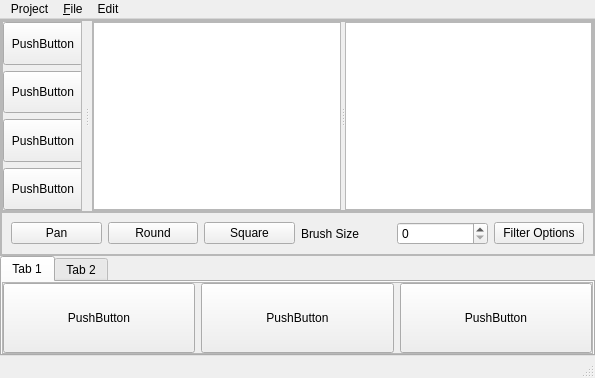
Qt form Qt/InstaDam/instadam.ui (Vedhus/InstaDam) before a commit.
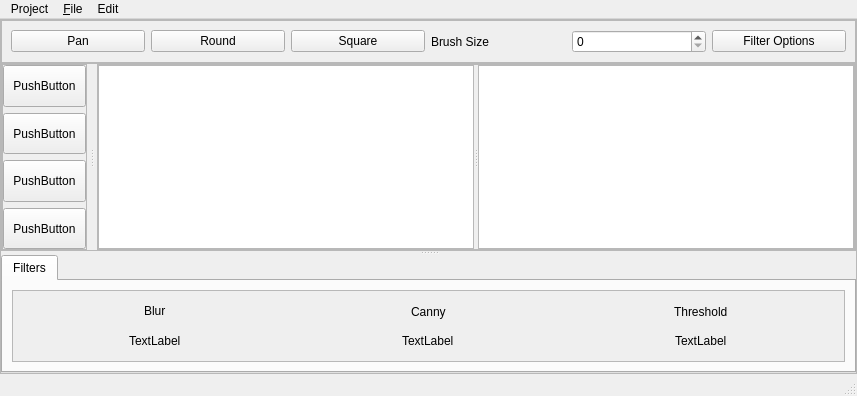
The same form after that commit. Custom widgets are drawn as their Qt base class.

Commit message: Mask viewer and filter controls

What changed in the file:
```diff
--- a/Qt/InstaDam/instadam.ui
+++ b/Qt/InstaDam/instadam.ui
@@ -6,8 +6,8 @@
    <rect>
     <x>0</x>
     <y>0</y>
-    <width>595</width>
-    <height>378</height>
+    <width>857</width>
+    <height>396</height>
    </rect>
   </property>
   <property name="mouseTracking">
@@ -76,6 +76,93 @@
         <number>0</number>
        </property>
        <item>
+        <widget class="QFrame" name="frame_4">
+         <property name="sizePolicy">
+          <sizepolicy hsizetype="Expanding" vsizetype="Expanding">
+           <horstretch>0</horstretch>
+           <verstretch>0</verstretch>
+          </sizepolicy>
+         </property>
+         <property name="maximumSize">
+          <size>
+           <width>16777215</width>
+           <height>70</height>
+          </size>
+         </property>
+         <property name="frameShape">
+          <enum>QFrame::StyledPanel</enum>
+         </property>
+         <property name="frameShadow">
+          <enum>QFrame::Raised</enum>
+         </property>
+         <layout class="QHBoxLayout" name="horizontalLayout_4">
+          <item>
+           <widget class="QPushButton" name="panButton">
+            <property name="text">
+             <string>Pan</string>
+            </property>
+           </widget>
+          </item>
+          <item>
+           <widget class="QPushButton" name="roundBrush">
+            <property name="text">
+             <string>Round</string>
+            </property>
+           </widget>
+          </item>
+          <item>
+           <widget class="QPushButton" name="squareBrush">
+            <property name="text">
+             <string>Square</string>
+            </property>
+           </widget>
+          </item>
+          <item>
+           <widget class="QLabel" name="label">
+            <property name="text">
+             <string>Brush Size</string>
+            </property>
+           </widget>
+          </item>
+          <item>
+           <widget class="QSpinBox" name="spinBox"/>
+          </item>
+          <item>
+           <widget class="QPushButton" name="pushButton_14">
+            <property name="sizePolicy">
+             <sizepolicy hsizetype="Minimum" vsizetype="Maximum">
+              <horstretch>0</horstretch>
+              <verstretch>0</verstretch>
+             </sizepolicy>
+            </property>
+            <property name="accessibleName">
+             <string notr="true"/>
+            </property>
+            <property name="autoFillBackground">
+             <bool>false</bool>
+            </property>
+            <property name="text">
+             <string notr="true">Filter Options</string>
+            </property>
+            <property name="iconSize">
+             <size>
+              <width>200</width>
+              <height>200</height>
+             </size>
+            </property>
+           </widget>
+          </item>
+         </layout>
+        </widget>
+       </item>
+       <item>
+        <widget class="QSplitter" name="splitter_4">
+         <property name="orientation">
+          <enum>Qt::Vertical</enum>
+         </property>
+         <widget class="QWidget" name="horizontalLayoutWidget_3">
+          <layout class="QHBoxLayout" name="horizontalLayout_5">
+           <item>
         <widget class="QSplitter" name="splitter">
          <property name="orientation">
           <enum>Qt::Vertical</enum>
@@ -138,8 +225,8 @@
                 <rect>
                  <x>0</x>
                  <y>0</y>
-                 <width>93</width>
-                 <height>152</height>
+                     <width>108</width>
+                     <height>181</height>
                 </rect>
                </property>
                <layout class="QVBoxLayout" name="verticalLayout_3">
@@ -235,128 +322,66 @@
                </property>
                <item>
                 <widget class="QSplitter" name="splitter_3">
+                     <property name="minimumSize">
+                      <size>
+                       <width>729</width>
+                       <height>0</height>
+                      </size>
+                     </property>
                  <property name="orientation">
                   <enum>Qt::Horizontal</enum>
                  </property>
-                 <widget class="PhotoViewer" name="IdmPhotoViewer"/>
-                 <widget class="MaskViewer" name="IdmMaskViewer"/>
-                </widget>
-               </item>
-              </layout>
-             </widget>
-            </widget>
-           </item>
-          </layout>
-         </widget>
-        </widget>
-       </item>
-       <item>
-        <widget class="QFrame" name="frame_4">
-         <property name="sizePolicy">
-          <sizepolicy hsizetype="Expanding" vsizetype="Expanding">
-           <horstretch>0</horstretch>
-           <verstretch>0</verstretch>
-          </sizepolicy>
-         </property>
-         <property name="maximumSize">
+                     <widget class="PhotoViewer" name="IdmPhotoViewer">
+                      <property name="minimumSize">
           <size>
-           <width>16777215</width>
-           <height>70</height>
-          </size>
-         </property>
-         <property name="frameShape">
-          <enum>QFrame::StyledPanel</enum>
-         </property>
-         <property name="frameShadow">
-          <enum>QFrame::Raised</enum>
-         </property>
-         <layout class="QHBoxLayout" name="horizontalLayout_4">
-          <item>
-           <widget class="QPushButton" name="panButton">
-            <property name="text">
-             <string>Pan</string>
-            </property>
-           </widget>
-          </item>
-          <item>
-           <widget class="QPushButton" name="roundBrush">
-            <property name="text">
-             <string>Round</string>
-            </property>
-           </widget>
-          </item>
-          <item>
-           <widget class="QPushButton" name="squareBrush">
-            <property name="text">
-             <string>Square</string>
-            </property>
-           </widget>
-          </item>
-          <item>
-           <widget class="QLabel" name="label">
-            <property name="text">
-             <string>Brush Size</string>
-            </property>
-           </widget>
-          </item>
-          <item>
-           <widget class="QSpinBox" name="spinBox"/>
-          </item>
-          <item>
-           <widget class="QPushButton" name="pushButton_14">
-            <property name="text">
-             <string>Filter Options</string>
-            </property>
+                        <width>20</width>
+                        <height>10</height>
+                       </size>
+                      </property>
+                     </widget>
+                     <widget class="MaskViewer" name="IdmMaskViewer">
+                      <property name="minimumSize">
+                       <size>
+                        <width>20</width>
+                        <height>10</height>
+                       </size>
+                      </property>
+                     </widget>
+                    </widget>
+                   </item>
+                  </layout>
+                 </widget>
            </widget>
           </item>
          </layout>
         </widget>
+            </widget>
        </item>
       </layout>
      </widget>
-    </item>
+         <widget class="QWidget" name="horizontalLayoutWidget">
+          <layout class="QHBoxLayout" name="horizontalLayout">
+           <property name="sizeConstraint">
+            <enum>QLayout::SetMaximumSize</enum>
+           </property>
     <item>
      <widget class="QTabWidget" name="tabWidget">
       <property name="maximumSize">
        <size>
         <width>16777215</width>
-        <height>240</height>
+               <height>300</height>
        </size>
       </property>
       <property name="currentIndex">
        <number>0</number>
       </property>
-      <property name="documentMode">
-       <bool>false</bool>
-      </property>
       <widget class="QWidget" name="tab">
        <attribute name="title">
-        <string>Tab 1</string>
-       </attribute>
-       <layout class="QVBoxLayout" name="verticalLayout_5">
-        <property name="spacing">
-         <number>0</number>
-        </property>
-        <property name="leftMargin">
-         <number>0</number>
-        </property>
-        <property name="topMargin">
-         <number>0</number>
-        </property>
-        <property name="rightMargin">
-         <number>0</number>
-        </property>
-        <property name="bottomMargin">
-         <number>0</number>
-        </property>
+               <string>Filters</string>
+              </attribute>
+              <layout class="QHBoxLayout" name="horizontalLayout_3">
         <item>
          <widget class="QScrollArea" name="scrollArea">
-          <property name="maximumSize">
-           <size>
-            <width>16777215</width>
-            <height>200</height>
-           </size>
-          </property>
           <property name="verticalScrollBarPolicy">
            <enum>Qt::ScrollBarAlwaysOff</enum>
           </property>
@@ -368,193 +393,78 @@
             <rect>
              <x>0</x>
              <y>0</y>
-             <width>587</width>
-             <height>86</height>
-            </rect>
-           </property>
-           <property name="sizePolicy">
-            <sizepolicy hsizetype="Expanding" vsizetype="Expanding">
-             <horstretch>0</horstretch>
-             <verstretch>0</verstretch>
-            </sizepolicy>
-           </property>
-           <property name="maximumSize">
-            <size>
-             <width>16777215</width>
-             <height>200</height>
-            </size>
-           </property>
-           <layout class="QHBoxLayout" name="horizontalLayout">
-            <property name="leftMargin">
-             <number>0</number>
-            </property>
-            <property name="topMargin">
-             <number>0</number>
-            </property>
-            <property name="rightMargin">
-             <number>0</number>
-            </property>
-            <property name="bottomMargin">
-             <number>0</number>
-            </property>
+                    <width>827</width>
+                    <height>70</height>
+                   </rect>
+                  </property>
+                  <layout class="QVBoxLayout" name="verticalLayout_7">
             <item>
-             <widget class="QPushButton" name="pushButton">
-              <property name="sizePolicy">
-               <sizepolicy hsizetype="Expanding" vsizetype="Expanding">
-                <horstretch>0</horstretch>
-                <verstretch>0</verstretch>
-               </sizepolicy>
-              </property>
-              <property name="text">
-               <string>PushButton</string>
-              </property>
-             </widget>
-            </item>
-            <item>
-             <widget class="QPushButton" name="pushButton_2">
-              <property name="sizePolicy">
-               <sizepolicy hsizetype="Expanding" vsizetype="Expanding">
-                <horstretch>0</horstretch>
-                <verstretch>0</verstretch>
-               </sizepolicy>
-              </property>
-              <property name="text">
-               <string>PushButton</string>
-              </property>
-             </widget>
-            </item>
-            <item>
-             <widget class="QPushButton" name="pushButton_3">
-              <property name="sizePolicy">
-               <sizepolicy hsizetype="Expanding" vsizetype="Expanding">
-                <horstretch>0</horstretch>
-                <verstretch>0</verstretch>
-               </sizepolicy>
-              </property>
-              <property name="text">
-               <string>PushButton</string>
-              </property>
-             </widget>
-            </item>
-           </layout>
-          </widget>
-         </widget>
-        </item>
-       </layout>
-      </widget>
-      <widget class="QWidget" name="tab_2">
-       <attribute name="title">
-        <string>Tab 2</string>
-       </attribute>
        <layout class="QVBoxLayout" name="verticalLayout_6">
-        <property name="spacing">
-         <number>0</number>
-        </property>
-        <property name="leftMargin">
-         <number>0</number>
-        </property>
-        <property name="topMargin">
-         <number>0</number>
-        </property>
-        <property name="rightMargin">
-         <number>0</number>
-        </property>
-        <property name="bottomMargin">
-         <number>0</number>
-        </property>
         <item>
-         <widget class="QScrollArea" name="scrollArea_3">
-          <property name="maximumSize">
-           <size>
-            <width>16777215</width>
-            <height>200</height>
-           </size>
-          </property>
-          <property name="verticalScrollBarPolicy">
-           <enum>Qt::ScrollBarAlwaysOff</enum>
-          </property>
-          <property name="widgetResizable">
-           <bool>true</bool>
-          </property>
-          <widget class="QWidget" name="scrollAreaWidgetContents_3">
-           <property name="geometry">
-            <rect>
-             <x>0</x>
-             <y>0</y>
-             <width>587</width>
-             <height>86</height>
-            </rect>
-           </property>
-           <property name="sizePolicy">
-            <sizepolicy hsizetype="Expanding" vsizetype="Expanding">
-             <horstretch>0</horstretch>
-             <verstretch>0</verstretch>
-            </sizepolicy>
-           </property>
-           <property name="maximumSize">
-            <size>
-             <width>16777215</width>
-             <height>200</height>
-            </size>
-           </property>
-           <layout class="QHBoxLayout" name="horizontalLayout_3">
-            <property name="leftMargin">
-             <number>0</number>
-            </property>
-            <property name="topMargin">
-             <number>0</number>
-            </property>
-            <property name="rightMargin">
-             <number>0</number>
-            </property>
-            <property name="bottomMargin">
-             <number>0</number>
-            </property>
-            <item>
-             <widget class="QPushButton" name="pushButton_8">
-              <property name="sizePolicy">
-               <sizepolicy hsizetype="Expanding" vsizetype="Expanding">
-                <horstretch>0</horstretch>
-                <verstretch>0</verstretch>
-               </sizepolicy>
-              </property>
+                      <layout class="QHBoxLayout" name="horizontalLayout_8">
+                       <item alignment="Qt::AlignHCenter|Qt::AlignVCenter">
+                        <widget class="QLabel" name="label_6">
+                         <property name="text">
+                          <string>Blur</string>
+                         </property>
+                        </widget>
+                       </item>
+                       <item alignment="Qt::AlignHCenter">
+                        <widget class="QLabel" name="label_5">
+                         <property name="text">
+                          <string>Canny</string>
+                         </property>
+                        </widget>
+                       </item>
+                       <item alignment="Qt::AlignHCenter">
+                        <widget class="QLabel" name="label_4">
               <property name="text">
-               <string>PushButton</string>
+                          <string>Threshold</string>
               </property>
              </widget>
             </item>
+                      </layout>
+                     </item>
             <item>
-             <widget class="QPushButton" name="pushButton_9">
-              <property name="sizePolicy">
-               <sizepolicy hsizetype="Expanding" vsizetype="Expanding">
-                <horstretch>0</horstretch>
-                <verstretch>0</verstretch>
-               </sizepolicy>
-              </property>
+                      <layout class="QHBoxLayout" name="horizontalLayout_7">
+                       <item alignment="Qt::AlignHCenter">
+                        <widget class="PicPushButton" name="blur_label">
               <property name="text">
-               <string>PushButton</string>
+                          <string>TextLabel</string>
               </property>
              </widget>
             </item>
-            <item>
-             <widget class="QPushButton" name="pushButton_10">
-              <property name="sizePolicy">
-               <sizepolicy hsizetype="Expanding" vsizetype="Expanding">
-                <horstretch>0</horstretch>
-                <verstretch>0</verstretch>
-               </sizepolicy>
-              </property>
+                       <item alignment="Qt::AlignHCenter">
+                        <widget class="PicPushButton" name="canny_label">
+                         <property name="text">
+                          <string>TextLabel</string>
+                         </property>
+                        </widget>
+                       </item>
+                       <item alignment="Qt::AlignHCenter">
+                        <widget class="PicPushButton" name="threshold_label">
               <property name="text">
-               <string>PushButton</string>
+                          <string>TextLabel</string>
               </property>
              </widget>
             </item>
            </layout>
+                     </item>
+                    </layout>
+                   </item>
+                  </layout>
           </widget>
          </widget>
         </item>
        </layout>
       </widget>
+            </widget>
+           </item>
+          </layout>
+         </widget>
+        </widget>
+       </item>
+      </layout>
      </widget>
     </item>
    </layout>
@@ -568,8 +478,8 @@
     <rect>
      <x>0</x>
      <y>0</y>
-     <width>595</width>
-     <height>26</height>
+     <width>857</width>
+     <height>21</height>
     </rect>
    </property>
    <property name="defaultUp">
@@ -657,6 +567,11 @@
    <extends>QGraphicsView</extends>
    <header location="global">maskviewer.h</header>
   </customwidget>
+  <customwidget>
+   <class>PicPushButton</class>
+   <extends>QLabel</extends>
+   <header>picpushbutton.h</header>
+  </customwidget>
  </customwidgets>
  <resources/>
  <connections/>
```
Left out of the diff: 4 changed lines with no effect on the pictures. Lines whose indentation alone changed are shown as unchanged. The commit also changes 33 other files.
